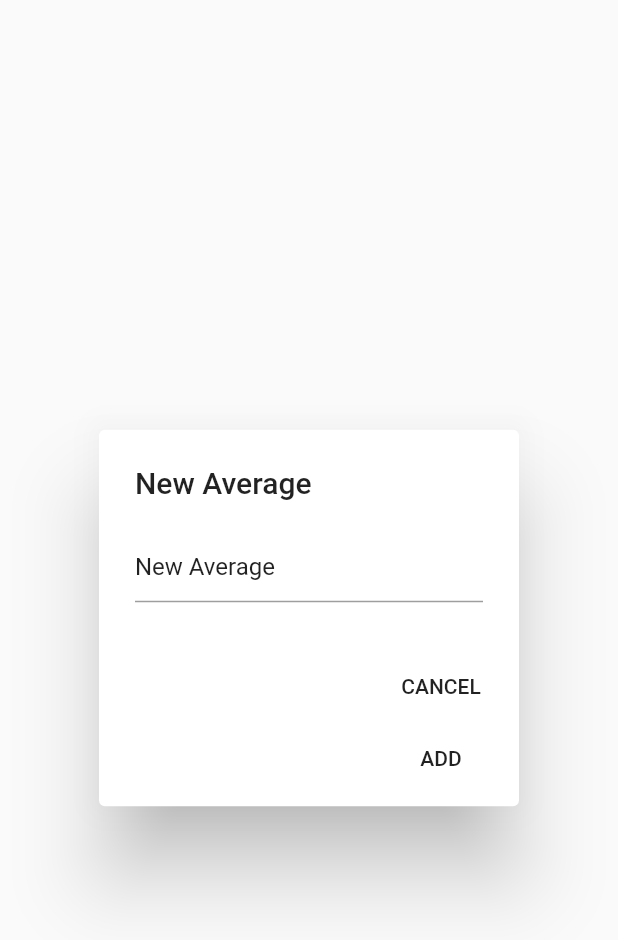
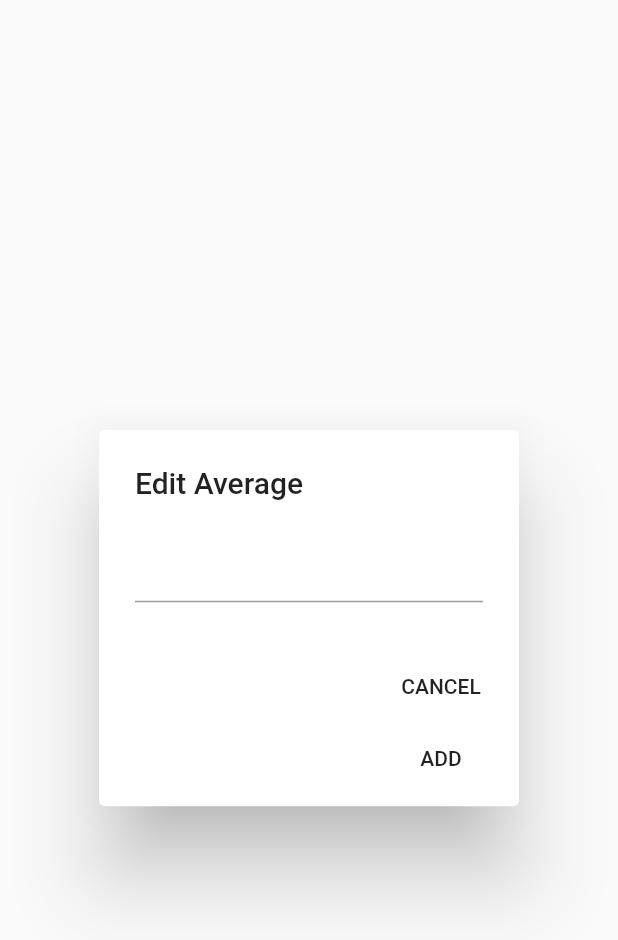
Before and after one commit to RedTech64/GrAde-Mobile, a Flutter app: the AverageEditDialog widget shown alone on an empty page, opened directly, on a phone screen of 412 x 824 dp. Shown: the top 940 px of the screen. Run offline on Flutter 3.47's test engine with Material 2 defaults, Android fonts, the phone set to English and light mode, and no system bars; our stand-ins replace cloud_firestore, firebase_analytics, firebase_auth, firebase_messaging, firebase_remote_config, google_sign_in; missing offline and left inert: keyboard_visibility; accounts and stored records are empty; network calls fail.

Commit message:
Updated Flutter packages

```diff
--- a/lib/average_dialog.dart
+++ b/lib/average_dialog.dart
@@ -94,20 +94,28 @@ class AverageEditDialog extends StatefulWidget {
 
 class AverageEditDialogState extends State<AverageEditDialog> {
   String _name;
+  String _text;
   bool _new;
+  TextEditingController _controller;
 
   AverageEditDialogState(this._name,this._new);
 
   @override
+  void initState() {
+    super.initState();
+    _controller = new TextEditingController(text: _text);
+  }
+
+  @override
   Widget build(BuildContext context) {
     return new AlertDialog(
-      title: new Text(_name),
+      title: new Text("Edit Average"),
       content: new TextField(
-        controller: new TextEditingController(
-          text: _name,
-        ),
+        controller: _controller,
         onChanged: (result) {
-          _name = result;
+          setState(() {
+            _text = result;
+          });
         },
       ),
       actions: <Widget>[
@@ -115,19 +123,19 @@ class AverageEditDialogState extends State<AverageEditDialog> {
         new FlatButton(
           child: new Text('DELETE'),
           onPressed: () {
-            Navigator.pop(context, {'name': _name, 'delete': true});
+            Navigator.pop(context, {'name': _text, 'delete': true});
           },
         ),
         new FlatButton(
           child: new Text('CANCEL'),
           onPressed: () {
-            Navigator.pop(context, {'name': _name, 'delete': false});
+            Navigator.pop(context, {'name': _text, 'delete': false});
           },
         ),
         new FlatButton(
           child: _new ? new Text('ADD') : new Text('UPDATE'),
           onPressed: () {
-            Navigator.pop(context, {'name': _name,'delete': false});
+            Navigator.pop(context, {'name': _text,'delete': false});
           },
         ),
       ],
--- a/lib/utils/auth.dart
+++ b/lib/utils/auth.dart
@@ -50,10 +50,8 @@ Future<SignInData> signInWithGoogle(bool silently) async {
   }
 
   final GoogleSignInAuthentication googleAuth = await googleUser.authentication;
-  user = await _auth.signInWithGoogle(
-    accessToken: googleAuth.accessToken,
-    idToken: googleAuth.idToken,
-  );
+  final AuthCredential credential = GoogleAuthProvider.getCredential(accessToken: googleAuth.accessToken, idToken: googleAuth.idToken);
+  user = await _auth.signInWithCredential(credential);
   if(user == null) {
     return new SignInData("", false, false);
   } else {
```
Also changed, not shown: pubspec.yaml (+9 -9 lines), pubspec.lock, 4 other files.
